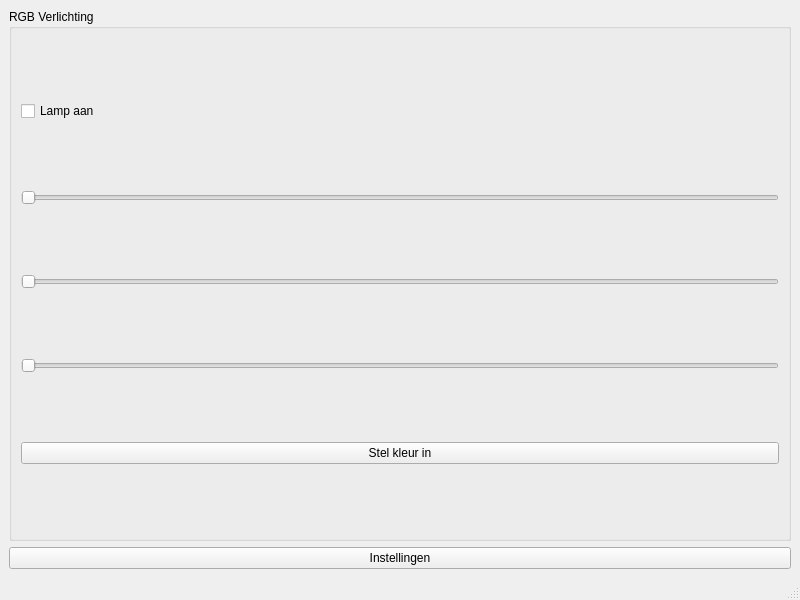
Before: the Qt Designer form mainwindow.ui in wifiinc/qt-dashboard-application, drawn with Qt 5.
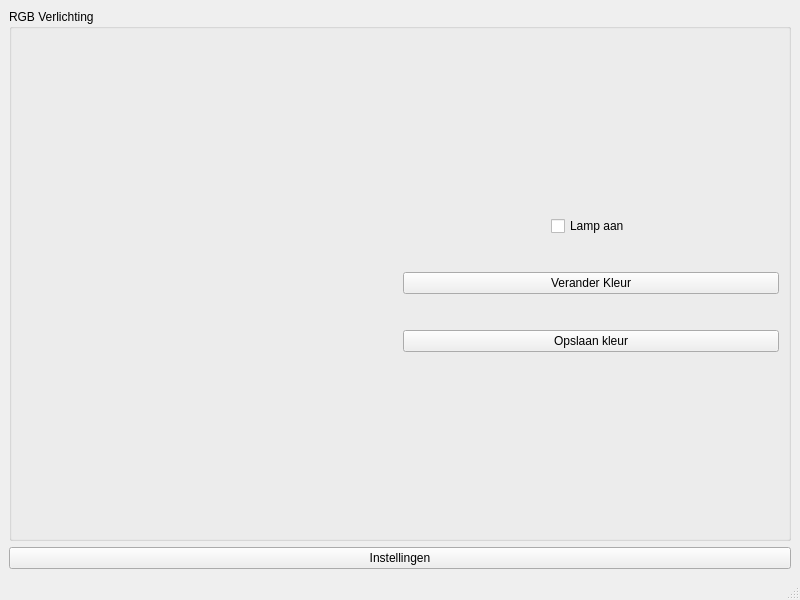
After: the same form once the commit is applied.

Commit message:
Vernieuwde UI rgb dialog (#17)
merge with master 👍

The edit to the form file:
```diff
--- a/mainwindow.ui
+++ b/mainwindow.ui
@@ -19,48 +19,100 @@
       </property>
       <layout class="QVBoxLayout" name="layoutRGB">
        <item>
+        <layout class="QHBoxLayout" name="horizontalLayout">
+         <item>
+          <widget class="QWidget" name="rgbLightColorWidget" native="true"/>
+         </item>
+         <item>
+          <layout class="QVBoxLayout" name="verticalLayout">
+           <item>
+            <spacer name="verticalSpacer_2">
+             <property name="orientation">
+              <enum>Qt::Orientation::Vertical</enum>
+             </property>
+             <property name="sizeHint" stdset="0">
+              <size>
+               <width>20</width>
+               <height>40</height>
+              </size>
+             </property>
+            </spacer>
+           </item>
+           <item alignment="Qt::AlignmentFlag::AlignHCenter">
         <widget class="QCheckBox" name="checkBoxLightOn">
+             <property name="sizePolicy">
+              <sizepolicy hsizetype="Minimum" vsizetype="Fixed">
+               <horstretch>0</horstretch>
+               <verstretch>0</verstretch>
+              </sizepolicy>
+             </property>
          <property name="text">
           <string>Lamp aan</string>
          </property>
         </widget>
        </item>
        <item>
-        <widget class="QSlider" name="sliderR">
-         <property name="maximum">
-          <number>255</number>
-         </property>
+            <spacer name="verticalSpacer_4">
          <property name="orientation">
-          <enum>Qt::Orientation::Horizontal</enum>
-         </property>
-        </widget>
+              <enum>Qt::Orientation::Vertical</enum>
+             </property>
+             <property name="sizeType">
+              <enum>QSizePolicy::Policy::Fixed</enum>
+             </property>
+             <property name="sizeHint" stdset="0">
+              <size>
+               <width>20</width>
+               <height>30</height>
+              </size>
+             </property>
+            </spacer>
        </item>
        <item>
-        <widget class="QSlider" name="sliderG">
-         <property name="maximum">
-          <number>255</number>
-         </property>
-         <property name="orientation">
-          <enum>Qt::Orientation::Horizontal</enum>
-         </property>
+            <widget class="QPushButton" name="changeRGBBtn">
+             <property name="text">
+              <string>Verander Kleur</string>
+             </property>
         </widget>
        </item>
        <item>
-        <widget class="QSlider" name="sliderB">
-         <property name="maximum">
-          <number>255</number>
-         </property>
+            <spacer name="verticalSpacer_3">
          <property name="orientation">
-          <enum>Qt::Orientation::Horizontal</enum>
-         </property>
-        </widget>
+              <enum>Qt::Orientation::Vertical</enum>
+             </property>
+             <property name="sizeType">
+              <enum>QSizePolicy::Policy::Fixed</enum>
+             </property>
+             <property name="sizeHint" stdset="0">
+              <size>
+               <width>20</width>
+               <height>30</height>
+              </size>
+             </property>
+            </spacer>
        </item>
        <item>
-        <widget class="QPushButton" name="btnSetColor">
+            <widget class="QPushButton" name="saveRGBBtn">
          <property name="text">
-          <string>Stel kleur in</string>
-         </property>
-        </widget>
+              <string>Opslaan kleur</string>
+             </property>
+            </widget>
+           </item>
+           <item>
+            <spacer name="verticalSpacer">
+             <property name="orientation">
+              <enum>Qt::Orientation::Vertical</enum>
+             </property>
+             <property name="sizeHint" stdset="0">
+              <size>
+               <width>20</width>
+               <height>40</height>
+              </size>
+             </property>
+            </spacer>
+           </item>
+          </layout>
+         </item>
+        </layout>
        </item>
       </layout>
      </widget>
```
Left out of the diff: 2 changed lines with no effect on the pictures. Lines whose indentation alone changed are shown as unchanged. The commit also changes 5 other files.
